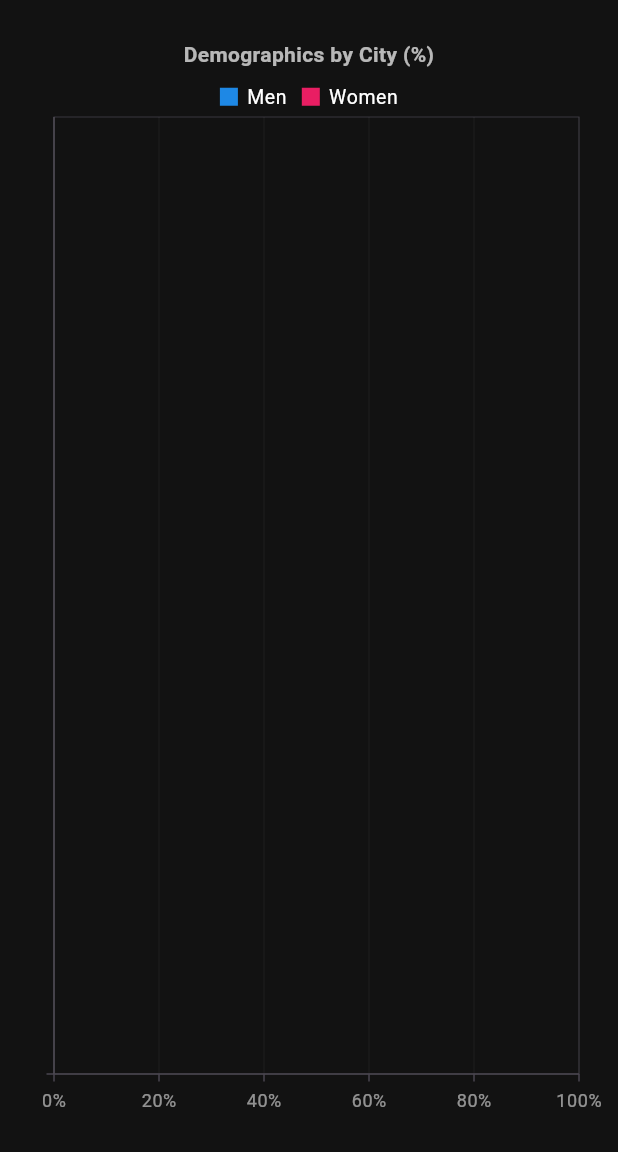
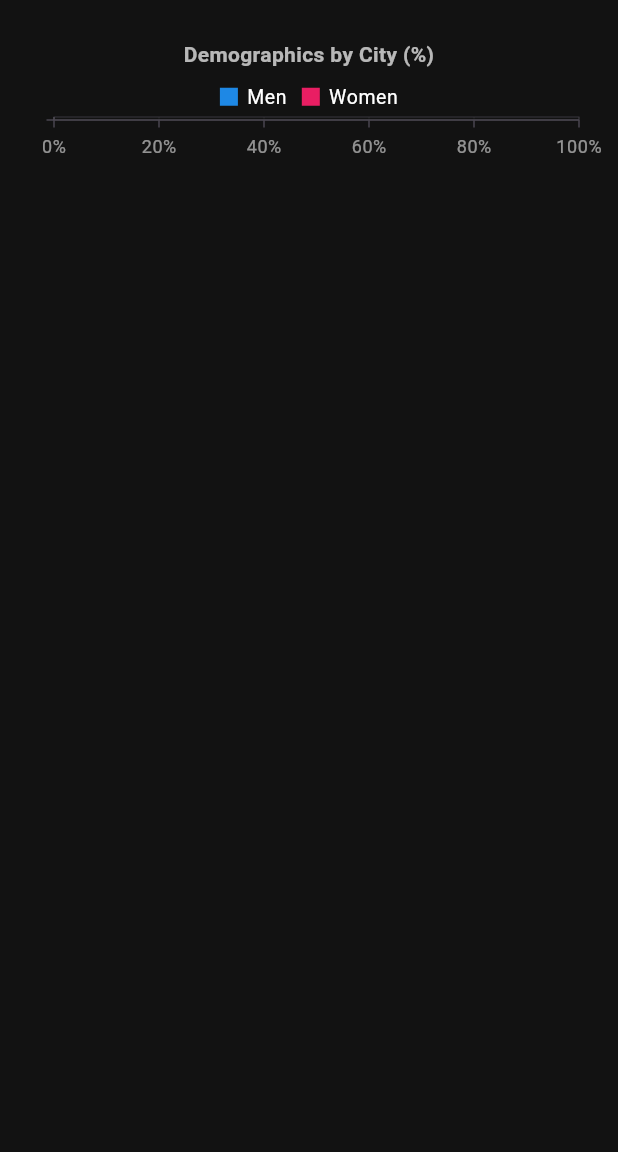
Before and after one commit to mitrakov/mariposa, a Flutter app: the MariposaScrollableChart screen opened directly with empty values, on a phone screen of 412 x 824 dp, the part 84-1236 px from its top. Run offline on Flutter 3.47's test engine with Material 3 defaults, Android fonts, the phone set to English and light mode, and no system bars; our stand-ins replace syncfusion_flutter_charts.

Commit message:
Mariposa-Charts Flutter: demo DONE

```diff
--- a/mariposa-charts/lib/mariposachart.dart
+++ b/mariposa-charts/lib/mariposachart.dart
@@ -1,5 +1,5 @@
 import 'package:flutter/material.dart';
-import 'package:mariposa/dataframe.dart';
+import 'package:mariposa/dataframe.dart'; // Tu modelo CityDemographics
 import 'package:syncfusion_flutter_charts/charts.dart';
 
 class MariposaScrollableChart extends StatelessWidget {
@@ -9,6 +9,11 @@ class MariposaScrollableChart extends StatelessWidget {
 
   @override
   Widget build(BuildContext context) {
+    // 💡 PASO 1: Calcular una altura fija y cómoda por cada ciudad (ej: 70 pixeles)
+    // Esto asegura que la gráfica crezca de forma proporcional y las barras nunca se aplasten
+    final double itemHeight = 70.0;
+    final double chartHeight = chartData.length * itemHeight + 100.0; // +100 para headers/leyenda
+
     return Scaffold(
       backgroundColor: const Color(0xFF121212),
       appBar: AppBar(
@@ -16,8 +21,16 @@ class MariposaScrollableChart extends StatelessWidget {
         backgroundColor: const Color(0xFF1F1F1F),
         elevation: 0,
       ),
-      body: Padding(
+      // 💡 PASO 2: Envolver todo en un scroll nativo que captura el trackpad de macOS a la perfección
+      body: SingleChildScrollView(
+        physics: const BouncingScrollPhysics(), // Efecto elástico hermoso de Apple iOS/macOS
         padding: const EdgeInsets.all(16.0),
+        child: Column(
+          crossAxisAlignment: CrossAxisAlignment.stretch,
+          children: [
+            // 💡 Contenedor con altura dinámica calculada en memoria
+            SizedBox(
+              height: chartHeight,
               child: SfCartesianChart(
                 backgroundColor: const Color(0xFF121212),
                 title: ChartTitle(
@@ -31,25 +44,16 @@ class MariposaScrollableChart extends StatelessWidget {
                 ),
                 tooltipBehavior: TooltipBehavior(enable: true),
 
-          // 💡 CONTROL DE SCROLL NATIVO: Habilita el paneo (arrastrar con el dedo)
-          zoomPanBehavior: ZoomPanBehavior(
-            enablePanning: true, // Permite deslizar la gráfica con el dedo/mouse
-            zoomMode: ZoomMode.y, // Restringe el scroll únicamente al eje de las ciudades
-          ),
+                // 💡 REMOVIDO: Ya no necesitamos zoomPanBehavior de Syncfusion,
+                // porque el scroll completo lo maneja el SingleChildScrollView de Flutter.
 
                 // EJE X (Eje vertical de las categorías)
                 primaryXAxis: CategoryAxis(
                   isInversed: true,
                   labelStyle: const TextStyle(color: Colors.white, fontWeight: FontWeight.bold),
                   majorGridLines: const MajorGridLines(width: 0),
-
-            //initialVisibleMaximum: 5,
-            initialVisibleMaximum: chartData.length > 5 ? 5 : (chartData.length - 1).toDouble(),
-            // 💡 MAGIA DEL SCROLL: Define cuántas ciudades se ven en pantalla al mismo tiempo
-            // Al poner 4, la app mostrará las primeras 4 ciudades de forma perfecta y cómoda,
-            // y las otras 8 quedarán ocultas en el scroll. ¡Ideal para la pantalla de un celular!
-            //autoScrollingDelta: 8,
-            autoScrollingMode: AutoScrollingMode.start,
+                  // 💡 REMOVIDO: visibleMaximum ya no es necesario porque la gráfica
+                  // se dibuja completa en su contenedor y el scroll corta la pantalla.
                 ),
 
                 // EJE Y (Eje horizontal de los porcentajes)
@@ -84,6 +88,9 @@ class MariposaScrollableChart extends StatelessWidget {
                         isVisible: true,
                         textStyle: TextStyle(color: Colors.white, fontSize: 10, fontWeight: FontWeight.bold)
                     ),
+                  )
+                ],
+              ),
             ),
           ],
         ),
```
Lines whose indentation alone changed are shown as unchanged.
